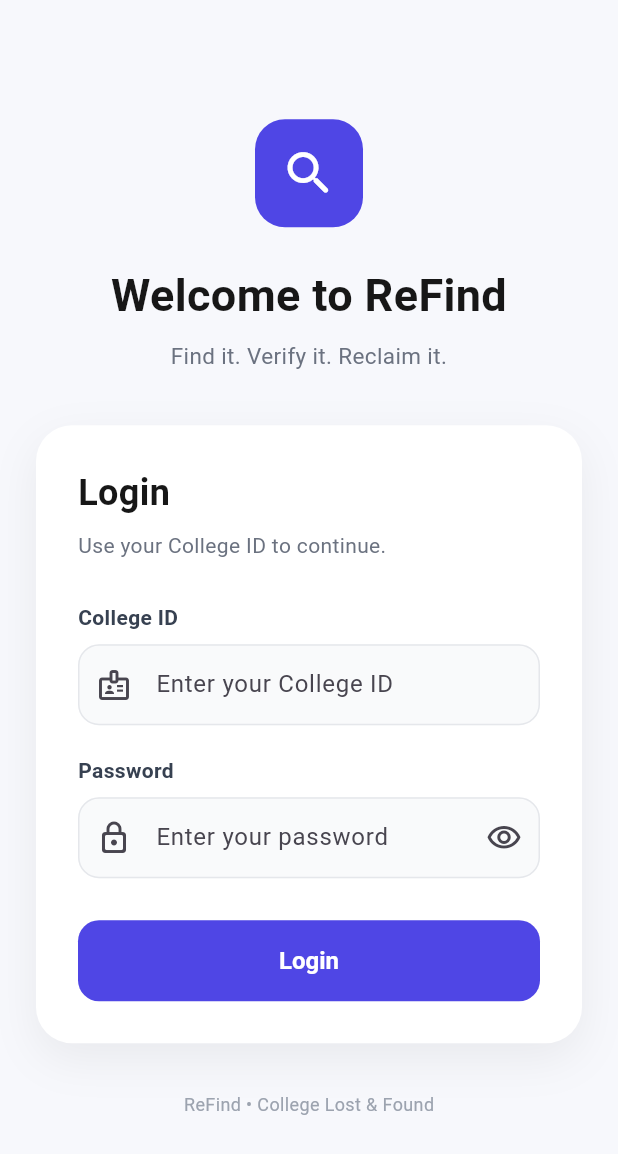
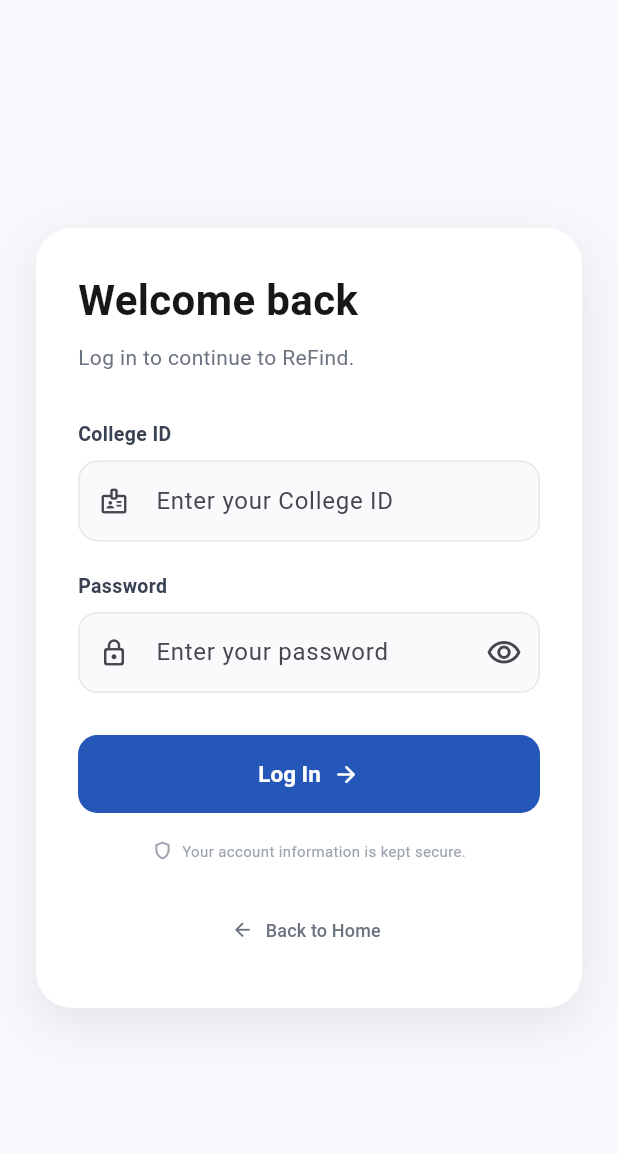
Before and after one commit to shafa279/ReFind, a Flutter app: the LoginScreen screen opened by its route, on a phone screen of 412 x 824 dp. Shown: the top 1154 px of the screen. Run offline on Flutter 3.47's test engine with Material 3 defaults, Android fonts, the phone set to English and light mode, and no system bars; our stand-ins replace image_picker; accounts and stored records are empty.

Commit message:
Update login screen

```diff
--- a/frontend/lib/screens/login/login_screen.dart
+++ b/frontend/lib/screens/login/login_screen.dart
@@ -32,7 +32,6 @@ class _LoginScreenState extends State<LoginScreen> {
   // =========================
 
   Future<void> _login() async {
-    // Check if fields are empty
     if (_collegeIdController.text.trim().isEmpty ||
         _passwordController.text.isEmpty) {
       _showMessage(
@@ -46,17 +45,12 @@ class _LoginScreenState extends State<LoginScreen> {
     });
 
     try {
-      // Send login request through ApiService
       final data = await ApiService.login(
         _collegeIdController.text.trim(),
         _passwordController.text,
       );
 
       if (!mounted) return;
-
-      // =========================
-      // LOGIN SUCCESS
-      // =========================
 
       if (data['success'] == true) {
         final String userId =
@@ -66,7 +60,6 @@ class _LoginScreenState extends State<LoginScreen> {
         final String role =
             data['role']?.toString() ?? 'student';
 
-        // Save logged-in user
         AuthService.setUser(
           id: userId,
           userRole: role,
@@ -76,41 +69,24 @@ class _LoginScreenState extends State<LoginScreen> {
           'Login successful! Welcome $userId.',
         );
 
-        // Give the SnackBar a moment to appear
         await Future.delayed(
           const Duration(milliseconds: 400),
         );
 
         if (!mounted) return;
 
-        // =========================
-        // ADMIN
-        // =========================
-
         if (role == 'admin') {
           Navigator.pushReplacementNamed(
             context,
             '/admin',
           );
-        }
-
-        // =========================
-        // STUDENT
-        // =========================
-
-        else {
+        } else {
           Navigator.pushReplacementNamed(
             context,
             '/',
           );
         }
-      }
-
-      // =========================
-      // LOGIN FAILED
-      // =========================
-
-      else {
+      } else {
         _showMessage(
           data['message'] ??
               'Invalid College ID or password.',
@@ -146,52 +122,244 @@ class _LoginScreenState extends State<LoginScreen> {
 
   @override
   Widget build(BuildContext context) {
-    final size = MediaQuery.of(context).size;
+    final screenWidth = MediaQuery.of(context).size.width;
+    final isMobile = screenWidth < 800;
 
     return Scaffold(
       backgroundColor: const Color(0xFFF7F8FC),
       body: SafeArea(
         child: Center(
           child: SingleChildScrollView(
-            padding: const EdgeInsets.symmetric(
-              horizontal: 24,
-              vertical: 32,
-            ),
+            padding: const EdgeInsets.all(24),
             child: ConstrainedBox(
               constraints: const BoxConstraints(
-                maxWidth: 450,
+                maxWidth: 1050,
+              ),
+              child: isMobile
+                  ? _buildMobileLayout(context)
+                  : _buildDesktopLayout(context),
+            ),
+          ),
+        ),
+      ),
+    );
+  }
+
+  // =========================
+  // DESKTOP LAYOUT
+  // =========================
+
+  Widget _buildDesktopLayout(BuildContext context) {
+    return Container(
+      constraints: const BoxConstraints(
+        minHeight: 560,
+      ),
+      decoration: BoxDecoration(
+        color: Colors.white,
+        borderRadius: BorderRadius.circular(28),
+        boxShadow: [
+          BoxShadow(
+            color: Colors.black.withOpacity(0.08),
+            blurRadius: 30,
+            offset: const Offset(0, 12),
+          ),
+        ],
+      ),
+      clipBehavior: Clip.antiAlias,
+      child: Row(
+        children: [
+          // =========================
+          // LEFT BLUE SECTION
+          // =========================
+
+          Expanded(
+            flex: 5,
+            child: Container(
+              padding: const EdgeInsets.all(48),
+              decoration: const BoxDecoration(
+                gradient: LinearGradient(
+                  begin: Alignment.topLeft,
+                  end: Alignment.bottomRight,
+                  colors: [
+                    Color(0xFF101936),
+                    Color(0xFF193B86),
+                    Color(0xFF2864C7),
+                  ],
+                ),
               ),
               child: Column(
+                crossAxisAlignment: CrossAxisAlignment.start,
                 children: [
-                  // =========================
                   // LOGO
-                  // =========================
-
+                  Row(
+                    children: [
                       Container(
-                    width: 72,
-                    height: 72,
+                        width: 42,
+                        height: 42,
                         decoration: BoxDecoration(
-                      color: const Color(0xFF4F46E5),
-                      borderRadius: BorderRadius.circular(20),
+                          color: const Color(0xFF2463D4),
+                          borderRadius:
+                              BorderRadius.circular(11),
                         ),
                         child: const Icon(
-                      Icons.search_rounded,
+                          Icons.arrow_outward_rounded,
                           color: Colors.white,
-                      size: 38,
+                          size: 24,
+                        ),
+                      ),
+                      const SizedBox(width: 11),
+                      const Text(
+                        'ReFind',
+                        style: TextStyle(
+                          color: Colors.white,
+                          fontSize: 22,
+                          fontWeight: FontWeight.bold,
+                        ),
+                      ),
+                    ],
+                  ),
+
+                  const Spacer(),
+
+                  // BADGE
+                  Container(
+                    padding: const EdgeInsets.symmetric(
+                      horizontal: 13,
+                      vertical: 8,
+                    ),
+                    decoration: BoxDecoration(
+                      color: Colors.white.withOpacity(0.12),
+                      borderRadius:
+                          BorderRadius.circular(30),
+                      border: Border.all(
+                        color: Colors.white.withOpacity(0.15),
+                      ),
+                    ),
+                    child: const Text(
+                      'SMART CAMPUS LOST & FOUND',
+                      style: TextStyle(
+                        color: Colors.white,
+                        fontSize: 10,
+                        fontWeight: FontWeight.bold,
+                        letterSpacing: 0.6,
+                      ),
                     ),
                   ),
 
-                  const SizedBox(height: 24),
+                  const SizedBox(height: 22),
+
+                  // MAIN HEADING
+                  const Text(
+                    'Lost things deserve\na way home.',
+                    style: TextStyle(
+                      color: Colors.white,
+                      fontSize: 38,
+                      height: 1.12,
+                      fontWeight: FontWeight.w700,
+                    ),
+                  ),
+
+                  const SizedBox(height: 18),
+
+                  // DESCRIPTION
+                  const Text(
+                    'Log in to manage your reports, '
+                    'review potential matches, and '
+                    'reclaim what belongs to you.',
+                    style: TextStyle(
+                      color: Colors.white70,
+                      fontSize: 15,
+                      height: 1.6,
+                    ),
+                  ),
+
+                  const SizedBox(height: 35),
+
+                  // PRIVATE DETAILS
+                  Row(
+                    children: [
+                      Container(
+                        padding: const EdgeInsets.all(8),
+                        decoration: BoxDecoration(
+                          color: Colors.white.withOpacity(0.1),
+                          borderRadius:
+                              BorderRadius.circular(10),
+                        ),
+                        child: const Icon(
+                          Icons.lock_outline_rounded,
+                          color: Colors.white70,
+                          size: 17,
+                        ),
+                      ),
+                      const SizedBox(width: 10),
+                      const Text(
+                        'Private details help verify ownership.',
+                        style: TextStyle(
+                          color: Colors.white70,
+                          fontSize: 12,
+                        ),
+                      ),
+                    ],
+                  ),
+                ],
+              ),
+            ),
+          ),
 
           // =========================
-                  // TITLE
+          // RIGHT LOGIN SECTION
           // =========================
 
+          Expanded(
+            flex: 5,
+            child: Container(
+              padding: const EdgeInsets.symmetric(
+                horizontal: 55,
+                vertical: 55,
+              ),
+              color: Colors.white,
+              child: _buildLoginForm(context),
+            ),
+          ),
+        ],
+      ),
+    );
+  }
+
+  // =========================
+  // MOBILE LAYOUT
+  // =========================
+
+  Widget _buildMobileLayout(BuildContext context) {
+    return Container(
+      padding: const EdgeInsets.all(28),
+      decoration: BoxDecoration(
+        color: Colors.white,
+        borderRadius: BorderRadius.circular(24),
+        boxShadow: [
+          BoxShadow(
+            color: Colors.black.withOpacity(0.08),
+            blurRadius: 25,
+            offset: const Offset(0, 10),
+          ),
+        ],
+      ),
+      child: _buildLoginForm(context),
+    );
+  }
+
+  // =========================
+  // LOGIN FORM
+  // =========================
+
+  Widget _buildLoginForm(BuildContext context) {
+    return Column(
+      crossAxisAlignment: CrossAxisAlignment.start,
+      children: [
         const Text(
-                    'Welcome to ReFind',
-                    textAlign: TextAlign.center,
+          'Welcome back',
           style: TextStyle(
-                      fontSize: 30,
+            fontSize: 28,
             fontWeight: FontWeight.bold,
             color: Color(0xFF171717),
           ),
@@ -200,73 +368,20 @@ class _LoginScreenState extends State<LoginScreen> {
         const SizedBox(height: 8),
 
         const Text(
-                    'Find it. Verify it. Reclaim it.',
-                    textAlign: TextAlign.center,
-                    style: TextStyle(
-                      fontSize: 15,
-                      color: Color(0xFF6B7280),
-                    ),
-                  ),
-
-                  const SizedBox(height: 36),
-
-                  // =========================
-                  // LOGIN CARD
-                  // =========================
-
-                  Container(
-                    width: double.infinity,
-                    padding: const EdgeInsets.all(28),
-                    decoration: BoxDecoration(
-                      color: Colors.white,
-                      borderRadius: BorderRadius.circular(24),
-                      boxShadow: [
-                        BoxShadow(
-                          color: Colors.black.withValues(
-                            alpha: 0.06,
-                          ),
-                          blurRadius: 25,
-                          offset: const Offset(0, 10),
-                        ),
-                      ],
-                    ),
-                    child: Column(
-                      crossAxisAlignment:
-                          CrossAxisAlignment.start,
-                      children: [
-                        // =========================
-                        // LOGIN TITLE
-                        // =========================
-
-                        const Text(
-                          'Login',
-                          style: TextStyle(
-                            fontSize: 24,
-                            fontWeight: FontWeight.bold,
-                            color: Color(0xFF171717),
-                          ),
-                        ),
-
-                        const SizedBox(height: 8),
-
-                        const Text(
-                          'Use your College ID to continue.',
+          'Log in to continue to ReFind.',
           style: TextStyle(
             fontSize: 14,
             color: Color(0xFF6B7280),
           ),
         ),
 
-                        const SizedBox(height: 28),
+        const SizedBox(height: 32),
 
-                        // =========================
         // COLLEGE ID
-                        // =========================
-
         const Text(
           'College ID',
           style: TextStyle(
-                            fontSize: 14,
+            fontSize: 13,
             fontWeight: FontWeight.w600,
             color: Color(0xFF374151),
           ),
@@ -276,8 +391,7 @@ class _LoginScreenState extends State<LoginScreen> {
 
         TextField(
           controller: _collegeIdController,
-                          textInputAction:
-                              TextInputAction.next,
+          textInputAction: TextInputAction.next,
           textCapitalization:
               TextCapitalization.characters,
           enabled: !_isLoading,
@@ -285,41 +399,25 @@ class _LoginScreenState extends State<LoginScreen> {
             hintText: 'Enter your College ID',
             prefixIcon: const Icon(
               Icons.badge_outlined,
+              size: 20,
             ),
             filled: true,
-                            fillColor:
-                                const Color(0xFFF9FAFB),
+            fillColor: const Color(0xFFF9FAFB),
             border: OutlineInputBorder(
-                              borderRadius:
-                                  BorderRadius.circular(14),
+              borderRadius: BorderRadius.circular(13),
               borderSide: BorderSide.none,
             ),
-                            enabledBorder:
-                                OutlineInputBorder(
-                              borderRadius:
-                                  BorderRadius.circular(14),
-                              borderSide:
-                                  const BorderSide(
+            enabledBorder: OutlineInputBorder(
+              borderRadius: BorderRadius.circular(13),
+              borderSide: const BorderSide(
                 color: Color(0xFFE5E7EB),
               ),
             ),
-                            focusedBorder:
-                                OutlineInputBorder(
-                              borderRadius:
-                                  BorderRadius.circular(14),
-                              borderSide:
-                                  const BorderSide(
-                                color: Color(0xFF4F46E5),
+            focusedBorder: OutlineInputBorder(
+              borderRadius: BorderRadius.circular(13),
+              borderSide: const BorderSide(
+                color: Color(0xFF2457B8),
                 width: 1.5,
-                              ),
-                            ),
-                            disabledBorder:
-                                OutlineInputBorder(
-                              borderRadius:
-                                  BorderRadius.circular(14),
-                              borderSide:
-                                  const BorderSide(
-                                color: Color(0xFFE5E7EB),
               ),
             ),
           ),
@@ -327,14 +425,11 @@ class _LoginScreenState extends State<LoginScreen> {
 
         const SizedBox(height: 20),
 
-                        // =========================
         // PASSWORD
-                        // =========================
-
         const Text(
           'Password',
           style: TextStyle(
-                            fontSize: 14,
+            fontSize: 13,
             fontWeight: FontWeight.w600,
             color: Color(0xFF374151),
           ),
@@ -345,8 +440,7 @@ class _LoginScreenState extends State<LoginScreen> {
         TextField(
           controller: _passwordController,
           obscureText: _obscurePassword,
-                          textInputAction:
-                              TextInputAction.done,
+          textInputAction: TextInputAction.done,
           enabled: !_isLoading,
           onSubmitted: (_) {
             if (!_isLoading) {
@@ -355,11 +449,10 @@ class _LoginScreenState extends State<LoginScreen> {
           },
           decoration: InputDecoration(
             hintText: 'Enter your password',
-
             prefixIcon: const Icon(
               Icons.lock_outline_rounded,
+              size: 20,
             ),
-
             suffixIcon: IconButton(
               onPressed: _isLoading
                   ? null
@@ -375,45 +468,23 @@ class _LoginScreenState extends State<LoginScreen> {
                     : Icons.visibility_off_outlined,
               ),
             ),
-
             filled: true,
-                            fillColor:
-                                const Color(0xFFF9FAFB),
-
+            fillColor: const Color(0xFFF9FAFB),
             border: OutlineInputBorder(
-                              borderRadius:
-                                  BorderRadius.circular(14),
+              borderRadius: BorderRadius.circular(13),
               borderSide: BorderSide.none,
             ),
-
-                            enabledBorder:
-                                OutlineInputBorder(
-                              borderRadius:
-                                  BorderRadius.circular(14),
-                              borderSide:
-                                  const BorderSide(
+            enabledBorder: OutlineInputBorder(
+              borderRadius: BorderRadius.circular(13),
+              borderSide: const BorderSide(
                 color: Color(0xFFE5E7EB),
               ),
             ),
-
-                            focusedBorder:
-                                OutlineInputBorder(
-                              borderRadius:
-                                  BorderRadius.circular(14),
-                              borderSide:
-                                  const BorderSide(
-                                color: Color(0xFF4F46E5),
+            focusedBorder: OutlineInputBorder(
+              borderRadius: BorderRadius.circular(13),
+              borderSide: const BorderSide(
+                color: Color(0xFF2457B8),
                 width: 1.5,
-                              ),
-                            ),
-
-                            disabledBorder:
-                                OutlineInputBorder(
-                              borderRadius:
-                                  BorderRadius.circular(14),
-                              borderSide:
-                                  const BorderSide(
-                                color: Color(0xFFE5E7EB),
               ),
             ),
           ),
@@ -421,29 +492,22 @@ class _LoginScreenState extends State<LoginScreen> {
 
         const SizedBox(height: 28),
 
-                        // =========================
         // LOGIN BUTTON
-                        // =========================
-
         SizedBox(
           width: double.infinity,
-                          height: 54,
+          height: 52,
           child: ElevatedButton(
-                            onPressed: _isLoading
-                                ? null
-                                : () => _login(),
+            onPressed: _isLoading ? null : _login,
             style: ElevatedButton.styleFrom(
               backgroundColor:
-                                  const Color(0xFF4F46E5),
-                              foregroundColor:
-                                  Colors.white,
+                  const Color(0xFF2457B8),
+              foregroundColor: Colors.white,
               disabledBackgroundColor:
-                                  const Color(0xFFA5B4FC),
+                  const Color(0xFF9DB7E5),
               elevation: 0,
-                              shape:
-                                  RoundedRectangleBorder(
+              shape: RoundedRectangleBorder(
                 borderRadius:
-                                    BorderRadius.circular(14),
+                    BorderRadius.circular(13),
               ),
             ),
             child: _isLoading
@@ -454,49 +518,83 @@ class _LoginScreenState extends State<LoginScreen> {
                         CircularProgressIndicator(
                       strokeWidth: 2.5,
                       valueColor:
-                                          AlwaysStoppedAnimation<
-                                              Color>(
+                          AlwaysStoppedAnimation<Color>(
                         Colors.white,
                       ),
                     ),
                   )
-                                : const Text(
-                                    'Login',
+                : const Row(
+                    mainAxisAlignment:
+                        MainAxisAlignment.center,
+                    children: [
+                      Text(
+                        'Log In',
                         style: TextStyle(
-                                      fontSize: 16,
-                                      fontWeight:
-                                          FontWeight.w600,
+                          fontSize: 15,
+                          fontWeight: FontWeight.w600,
                         ),
                       ),
+                      SizedBox(width: 8),
+                      Icon(
+                        Icons.arrow_forward_rounded,
+                        size: 18,
+                      ),
+                    ],
+                  ),
+          ),
+        ),
+
+        const SizedBox(height: 18),
+
+        // SECURITY NOTE
+        Center(
+          child: Row(
+            mainAxisAlignment:
+                MainAxisAlignment.center,
+            children: const [
+              Icon(
+                Icons.shield_outlined,
+                size: 14,
+                color: Color(0xFF9CA3AF),
+              ),
+              SizedBox(width: 6),
+              Text(
+                'Your account information is kept secure.',
+                style: TextStyle(
+                  fontSize: 10,
+                  color: Color(0xFF9CA3AF),
                 ),
               ),
             ],
           ),
         ),
 
-                  SizedBox(
-                    height: size.height < 700
-                        ? 16
-                        : 32,
+        const SizedBox(height: 22),
+
+        // BACK TO HOME
+        Center(
+          child: TextButton.icon(
+            onPressed: () {
+              Navigator.pushReplacementNamed(
+                context,
+                '/',
+              );
+            },
+            icon: const Icon(
+              Icons.arrow_back_rounded,
+              size: 15,
+              color: Color(0xFF6B7280),
             ),
-
-                  // =========================
-                  // FOOTER
-                  // =========================
-
-                  const Text(
-                    'ReFind • College Lost & Found',
+            label: const Text(
+              'Back to Home',
               style: TextStyle(
+                color: Color(0xFF6B7280),
                 fontSize: 12,
-                      color: Color(0xFF9CA3AF),
-                    ),
-                  ),
-                ],
               ),
             ),
           ),
         ),
-      ),
+      ],
     );
   }
 }
```
Lines whose indentation alone changed are shown as unchanged.
